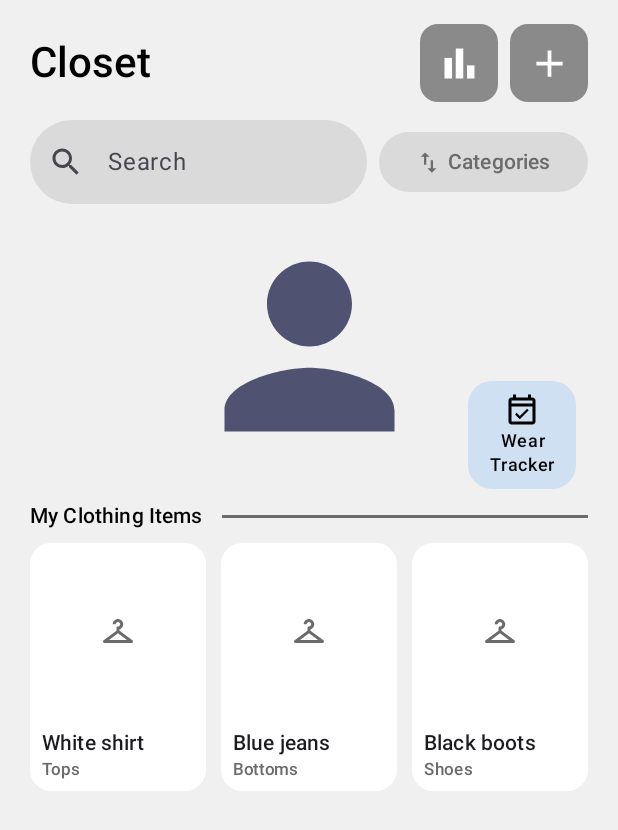
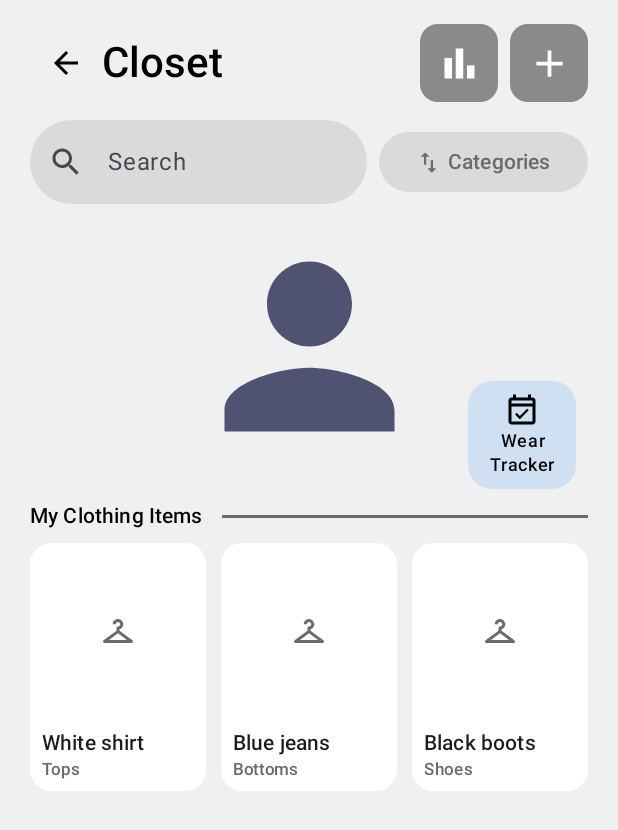
Before and after one commit to aljaziKhalid/Mobile-Application-Programming-Project-, an Android app built with Jetpack Compose: the @Preview function ClosetContentPreview, on a phone screen of 412 x 824 dp. Shown: the top 830 px of the screen. Run offline under Robolectric (Android 15) with nearby library versions, the phone set to English and light mode, and no system bars.

Commit message:
Connected Closet Screen with Homepage Screen

```diff
--- a/app/src/main/java/com/mystiq/ui/screens/Closet/ClosetRoute.kt
+++ b/app/src/main/java/com/mystiq/ui/screens/Closet/ClosetRoute.kt
@@ -1,5 +1,6 @@
 package com.mystiq.ui.screens.closet
 
+import androidx.activity.compose.BackHandler
 import androidx.compose.runtime.Composable
 import androidx.compose.runtime.getValue
 import androidx.lifecycle.compose.collectAsStateWithLifecycle
@@ -7,6 +8,7 @@ import androidx.lifecycle.viewmodel.compose.viewModel
 
 @Composable
 fun ClosetRoute(
+    onBackClick: () -> Unit,           // back arrow / system back -> home
     onAddItemClick: () -> Unit,        // "+" button and "Scan your first item" -> camera
     onStatsClick: () -> Unit,
     onWearTrackerClick: () -> Unit,
@@ -16,8 +18,12 @@ fun ClosetRoute(
 ) {
     val uiState by viewModel.uiState.collectAsStateWithLifecycle()
 
+    // System back button also returns to Home
+    BackHandler(onBack = onBackClick)
+
     ClosetScreen(
         uiState = uiState,
+        onBackClick = onBackClick,
         onSearchQueryChange = viewModel::onSearchQueryChange,
         onRetryClick = viewModel::loadItems,
         onAddItemClick = onAddItemClick,
--- a/app/src/main/java/com/mystiq/ui/screens/Closet/ClosetScreen.kt
+++ b/app/src/main/java/com/mystiq/ui/screens/Closet/ClosetScreen.kt
@@ -20,6 +20,7 @@ import androidx.compose.foundation.rememberScrollState
 import androidx.compose.foundation.shape.RoundedCornerShape
 import androidx.compose.foundation.verticalScroll
 import androidx.compose.material.icons.Icons
+import androidx.compose.material.icons.automirrored.filled.ArrowBack
 import androidx.compose.material.icons.filled.Add
 import androidx.compose.material.icons.filled.BarChart
 import androidx.compose.material.icons.filled.Person
@@ -36,6 +37,7 @@ import androidx.compose.material3.CircularProgressIndicator
 import androidx.compose.material3.FilledIconButton
 import androidx.compose.material3.FilledTonalButton
 import androidx.compose.material3.HorizontalDivider
+import androidx.compose.material3.IconButton
 import androidx.compose.material3.Icon
 import androidx.compose.material3.IconButtonDefaults
 import androidx.compose.material3.MaterialTheme
@@ -67,6 +69,7 @@ private val MutedText = Color(0xFF6B6B6B)
 @Composable
 fun ClosetScreen(
     uiState: ClosetUiState,
+    onBackClick: () -> Unit,
     onSearchQueryChange: (String) -> Unit,
     onRetryClick: () -> Unit,
     onAddItemClick: () -> Unit,
@@ -82,7 +85,7 @@ fun ClosetScreen(
             .background(ScreenBackground)
             .padding(horizontal = 20.dp, vertical = 16.dp)
     ) {
-        ClosetHeader(onStatsClick = onStatsClick, onAddClick = onAddItemClick)
+        ClosetHeader(onBackClick = onBackClick, onStatsClick = onStatsClick, onAddClick = onAddItemClick)
         Spacer(Modifier.height(12.dp))
         SearchRow(
             query = uiState.searchQuery,
@@ -114,8 +117,11 @@ fun ClosetScreen(
 }
 
 @Composable
-private fun ClosetHeader(onStatsClick: () -> Unit, onAddClick: () -> Unit) {
+private fun ClosetHeader(onBackClick: () -> Unit, onStatsClick: () -> Unit, onAddClick: () -> Unit) {
     Row(modifier = Modifier.fillMaxWidth(), verticalAlignment = Alignment.CenterVertically) {
+        IconButton(onClick = onBackClick) {
+            Icon(Icons.AutoMirrored.Filled.ArrowBack, contentDescription = "Back")
+        }
         Text(
             text = "Closet",
             style = MaterialTheme.typography.headlineMedium,
@@ -327,6 +333,7 @@ private fun PreviewScreen(state: ClosetUiState) {
     MaterialTheme {
         ClosetScreen(
             uiState = state,
+            onBackClick = {},
             onSearchQueryChange = {}, onRetryClick = {}, onAddItemClick = {},
             onStatsClick = {}, onWearTrackerClick = {}, onCategoriesClick = {}, onItemClick = {}
         )
```
Also changed, not shown: app/src/main/java/com/mystiq/MainActivity.kt (+22 -2 lines).
